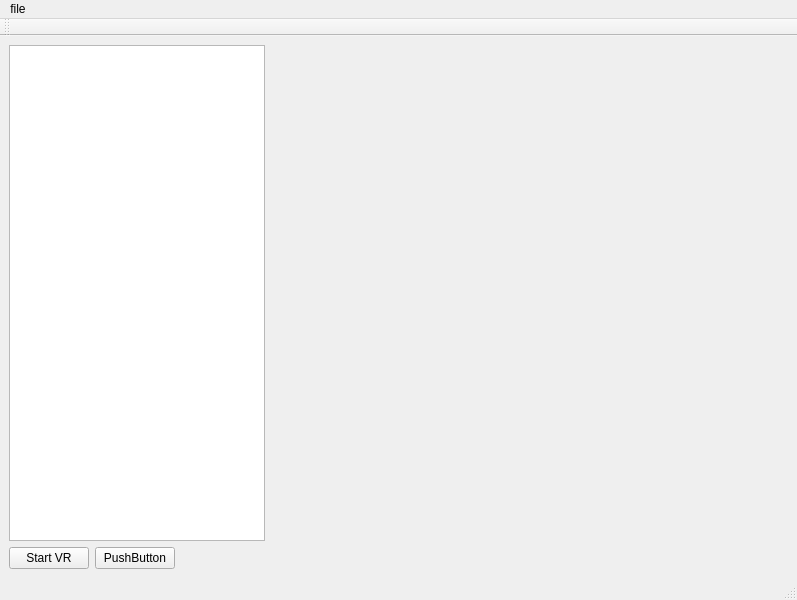
First picture: the form in testProject/mainwindow.ui, repository izzyzandi/2022_GROUP_5, before the edit.
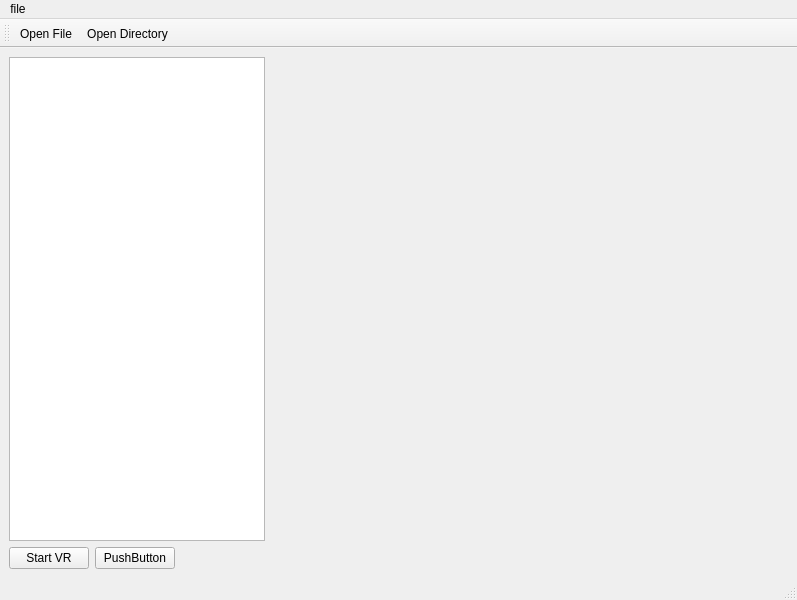
Second picture: the form after the edit. Icons and pictures are not drawn. Custom widgets are drawn as their Qt base class.

Commit message: working GUI system with open directory action working

The edit to the form file:
```diff
--- a/testProject/mainwindow.ui
+++ b/testProject/mainwindow.ui
@@ -106,6 +106,8 @@
    <attribute name="toolBarBreak">
     <bool>false</bool>
    </attribute>
+   <addaction name="actionOpen_File"/>
+   <addaction name="actionOpen_Directory"/>
   </widget>
   <action name="actionOpen_File">
    <property name="icon">
@@ -121,6 +123,15 @@
     <string>Item_Options</string>
    </property>
   </action>
+  <action name="actionOpen_Directory">
+   <property name="icon">
+    <iconset theme="folder-open" resource="Icons.qrc">
+     <normaloff>:/Icons/Icons/open directory icon.png</normaloff>:/Icons/Icons/open directory icon.png</iconset>
+   </property>
+   <property name="text">
+    <string>Open Directory</string>
+   </property>
+  </action>
  </widget>
  <customwidgets>
   <customwidget>
```
Left out of the diff: 1 changed line with no effect on the pictures. The commit also changes 5 other files.
